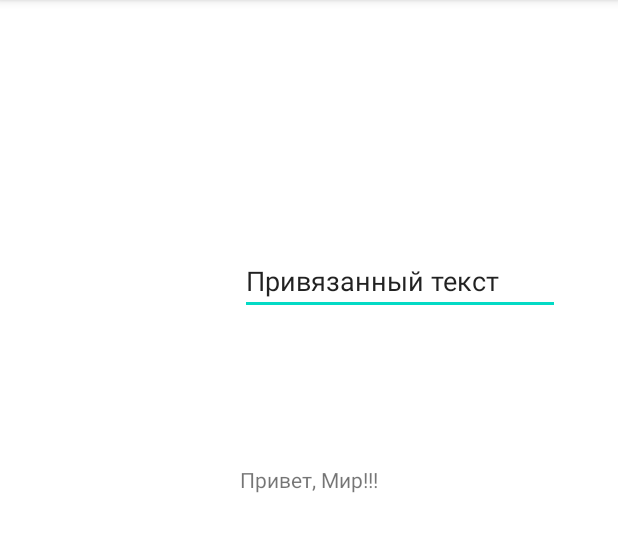
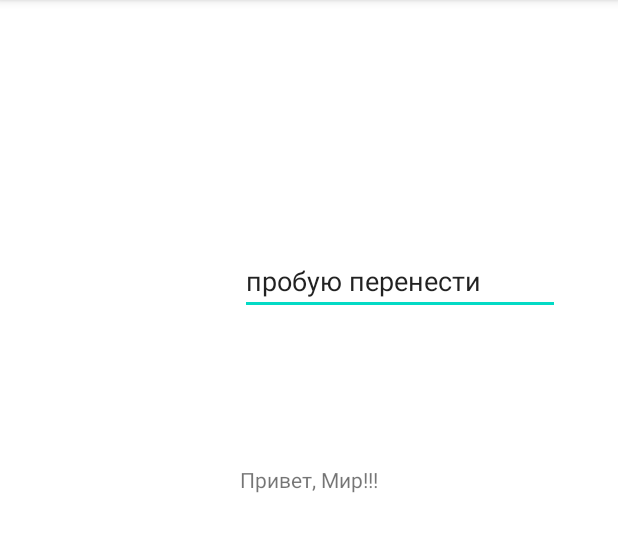
Before and after one commit to SergeyGrib74/My_Trial_App, an Android app: the screen it shows after launch (MainActivity), on a phone screen of 412 x 824 dp, the part 84-636 px from its top. Run offline under Robolectric (Android 15) with nearby library versions, the phone set to English and light mode, and no system bars.

```diff
--- a/app/src/main/res/layout/activity_main.xml
+++ b/app/src/main/res/layout/activity_main.xml
@@ -24,7 +24,7 @@
         android:layout_marginBottom="100dp"
         android:ems="10"
         android:inputType="textPersonName"
-        android:text="Привязанный текст"
+        android:text="пробую перенести"
         app:layout_constraintBottom_toTopOf="@+id/textView"
         app:layout_constraintStart_toStartOf="@+id/textView" />
 
```
